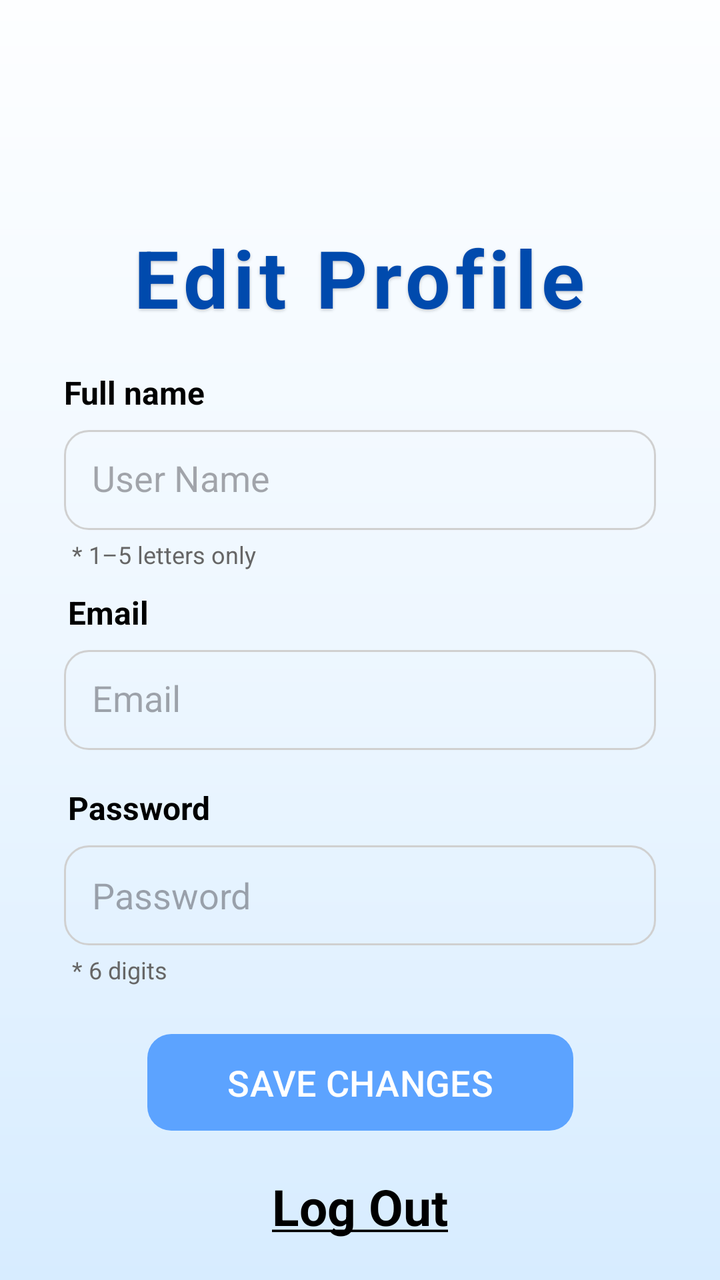
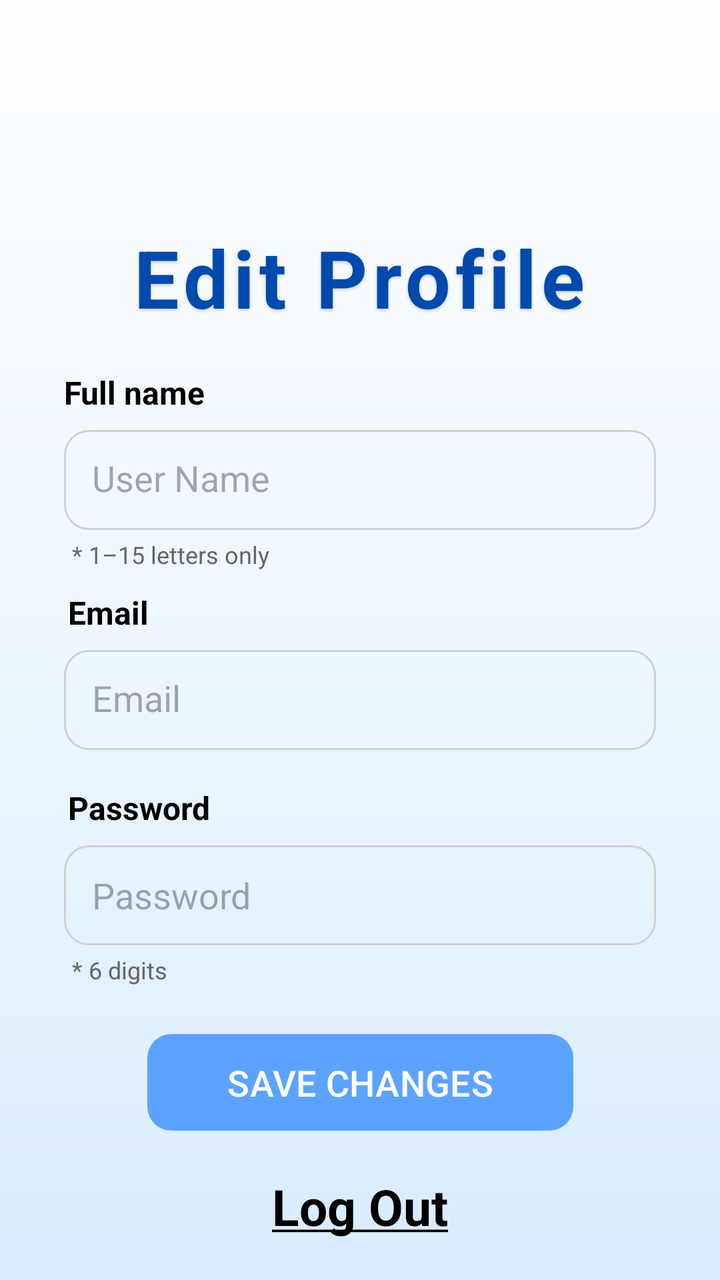

An Android layout rendered at two revisions. The XML below is the earlier revision; the diff shows what the commit changed to produce the second picture.
<!-- AndroidManifest.xml: application theme Theme.First_exercise -->
<!-- res/layout/activity_editprofile.xml -->
<?xml version="1.0" encoding="utf-8"?>
<androidx.constraintlayout.widget.ConstraintLayout
    xmlns:android="http://schemas.android.com/apk/res/android"
    xmlns:app="http://schemas.android.com/apk/res-auto"
    xmlns:tools="http://schemas.android.com/tools"
    android:layout_width="match_parent"
    android:layout_height="match_parent"
    android:background="@drawable/login_background">


    <TextView
        android:id="@+id/edit_profile_title"
        android:layout_width="wrap_content"
        android:layout_height="wrap_content"
        android:layout_marginTop="112dp"
        android:letterSpacing="0.06"
        android:shadowColor="@color/shadow_black"
        android:shadowDx="0"
        android:shadowDy="2"
        android:shadowRadius="4"
        android:text="Edit Profile"
        android:textColor="@color/blue"
        android:textSize="40sp"
        android:textStyle="bold"
        app:layout_constraintEnd_toEndOf="parent"
        app:layout_constraintHorizontal_bias="0.498"
        app:layout_constraintStart_toStartOf="parent"
        app:layout_constraintTop_toTopOf="parent" />

    <TextView
        android:id="@+id/username_text"
        android:layout_width="wrap_content"
        android:layout_height="wrap_content"
        android:layout_marginStart="32dp"
        android:layout_marginTop="20dp"
        android:text="Full name"
        android:textColor="@color/black"
        android:textSize="16sp"
        android:textStyle="bold"
        app:layout_constraintStart_toStartOf="parent"
        app:layout_constraintTop_toBottomOf="@id/edit_profile_title" />

    <EditText
        android:id="@+id/et_username"
        android:layout_width="0dp"
        android:layout_height="50dp"
        android:layout_marginTop="8dp"
        android:layout_marginStart="32dp"
        android:layout_marginEnd="32dp"
        android:background="@drawable/text_box"
        android:hint="User Name"
        android:imeOptions="actionNext"
        android:padding="14dp"
        android:singleLine="true"
        android:textColor="@color/black"
        android:inputType="textPersonName"
        app:layout_constraintTop_toBottomOf="@id/username_text"
        app:layout_constraintStart_toStartOf="parent"
        app:layout_constraintEnd_toEndOf="parent" />

    <TextView
        android:id="@+id/username_hint_text"
        android:layout_width="0dp"
        android:layout_height="wrap_content"
        android:layout_marginStart="36dp"
        android:layout_marginEnd="36dp"
        android:layout_marginTop="4dp"
        android:text="* 1–5 letters only"
        android:textSize="12sp"
        android:textColor="#666666"
        app:layout_constraintTop_toBottomOf="@id/et_username"
        app:layout_constraintStart_toStartOf="parent"
        app:layout_constraintEnd_toEndOf="parent"/>

    <TextView
        android:id="@+id/email_text"
        android:layout_width="wrap_content"
        android:layout_height="wrap_content"
        android:layout_marginTop="10dp"
        android:layout_marginStart="34dp"
        android:text="Email"
        android:textColor="@color/black"
        android:textSize="16sp"
        android:textStyle="bold"
        app:layout_constraintTop_toBottomOf="@id/username_hint_text"
        app:layout_constraintStart_toStartOf="parent" />

    <EditText
        android:id="@+id/et_email"
        android:layout_width="0dp"
        android:layout_height="50dp"
        android:layout_marginTop="8dp"
        android:layout_marginStart="32dp"
        android:layout_marginEnd="32dp"
        android:background="@drawable/text_box"
        android:hint="Email"
        android:imeOptions="actionNext"
        android:padding="14dp"
        android:singleLine="true"
        android:textColor="@color/black"
        android:inputType="textEmailAddress"
        app:layout_constraintTop_toBottomOf="@id/email_text"
        app:layout_constraintStart_toStartOf="parent"
        app:layout_constraintEnd_toEndOf="parent" />

    <TextView
        android:id="@+id/password_text"
        android:layout_width="wrap_content"
        android:layout_height="wrap_content"
        android:layout_marginTop="18dp"
        android:layout_marginStart="34dp"
        android:text="Password"
        android:textColor="@color/black"
        android:textSize="16sp"
        android:textStyle="bold"
        app:layout_constraintTop_toBottomOf="@id/et_email"
        app:layout_constraintStart_toStartOf="parent" />

    <EditText
        android:id="@+id/et_password"
        android:layout_width="0dp"
        android:layout_height="50dp"
        android:layout_marginTop="8dp"
        android:layout_marginStart="32dp"
        android:layout_marginEnd="32dp"
        android:background="@drawable/text_box"
        android:hint="Password"
        android:imeOptions="actionDone"
        android:inputType="numberPassword"
        android:maxLength="6"
        android:paddingStart="14dp"
        android:paddingEnd="20dp"
        android:singleLine="true"
        android:textColor="@color/black"
        app:layout_constraintTop_toBottomOf="@id/password_text"
        app:layout_constraintStart_toStartOf="parent"
        app:layout_constraintEnd_toEndOf="parent" />

    <TextView
        android:id="@+id/password_hint_text"
        android:layout_width="0dp"
        android:layout_height="wrap_content"
        android:layout_marginStart="36dp"
        android:layout_marginEnd="36dp"
        android:layout_marginTop="4dp"
        android:text="* 6 digits"
        android:textSize="12sp"
        android:textColor="#666666"
        app:layout_constraintTop_toBottomOf="@id/et_password"
        app:layout_constraintStart_toStartOf="parent"
        app:layout_constraintEnd_toEndOf="parent"/>


    <com.google.android.material.button.MaterialButton
        android:id="@+id/save_changes_btn"
        android:layout_width="wrap_content"
        android:layout_height="wrap_content"
        android:minHeight="48dp"
        android:layout_marginTop="20dp"
        android:paddingStart="40dp"
        android:paddingEnd="40dp"
        android:paddingTop="12dp"
        android:paddingBottom="12dp"
        app:backgroundTint="@color/lightBlue"
        android:elevation="6dp"
        android:text="SAVE CHANGES"
        android:textColor="@android:color/white"
        android:textSize="18sp"
        app:cornerRadius="12dp"
        app:layout_constraintEnd_toEndOf="parent"
        app:layout_constraintStart_toStartOf="parent"
        app:layout_constraintTop_toBottomOf="@id/password_hint_text" />


    <TextView
        android:id="@+id/logout_text"
        android:layout_width="wrap_content"
        android:layout_height="48dp"
        android:paddingStart="12dp"
        android:paddingEnd="12dp"
        android:gravity="center"
        android:layout_marginTop="10dp"
        android:layout_marginBottom="18dp"
        android:clickable="true"
        android:focusable="true"
        android:text="@string/logout"
        android:textColor="@color/black"
        android:textSize="25sp"
        android:textStyle="bold"
        app:layout_constraintStart_toStartOf="parent"
        app:layout_constraintEnd_toEndOf="parent"
        app:layout_constraintTop_toBottomOf="@id/save_changes_btn" />


</androidx.constraintlayout.widget.ConstraintLayout>
<!-- resources referenced by this layout -->
<resources>
  <color name="black">#FF000000</color>
  <color name="blue">#004aad</color>
  <color name="lightBlue">#5ca3ff</color>
  <color name="shadow_black">#33000000</color>
  <!-- drawable login_background (drawable) -->
  <?xml version="1.0" encoding="utf-8"?>
  <shape xmlns:android="http://schemas.android.com/apk/res/android">
      <gradient
          android:startColor="#FDFEFF"
      android:centerColor="#EEF7FF"
      android:endColor="#D7ECFF"
      android:angle="270" />
  </shape>
  <!-- drawable text_box (drawable) -->
  <?xml version="1.0" encoding="utf-8"?>
  <shape xmlns:android="http://schemas.android.com/apk/res/android">
  
      <solid android:color="@color/transparent" />
  
      <corners android:radius="12dp"/>
  
      <stroke
          android:width="1dp"
          android:color="@color/login_border_gray" />
  
  </shape>
  <string name="logout"><u>Log Out</u></string>
  <style name="Theme.First_exercise" parent="Base.Theme.First_exercise" />
  <color name="transparent">#00FFFFFF</color>
  <color name="login_border_gray">#D0D0D0</color>
  <style name="Base.Theme.First_exercise" parent="Theme.Material3.DayNight.NoActionBar">
          
          
      </style>
</resources>

<!-- the commit's change to res/layout/activity_editprofile.xml (unified diff, before → after) -->
@@ -65,7 +65,7 @@
         android:layout_marginStart="36dp"
         android:layout_marginEnd="36dp"
         android:layout_marginTop="4dp"
-        android:text="* 1–5 letters only"
+        android:text="* 1–15 letters only"
         android:textSize="12sp"
         android:textColor="#666666"
         app:layout_constraintTop_toBottomOf="@id/et_username"
